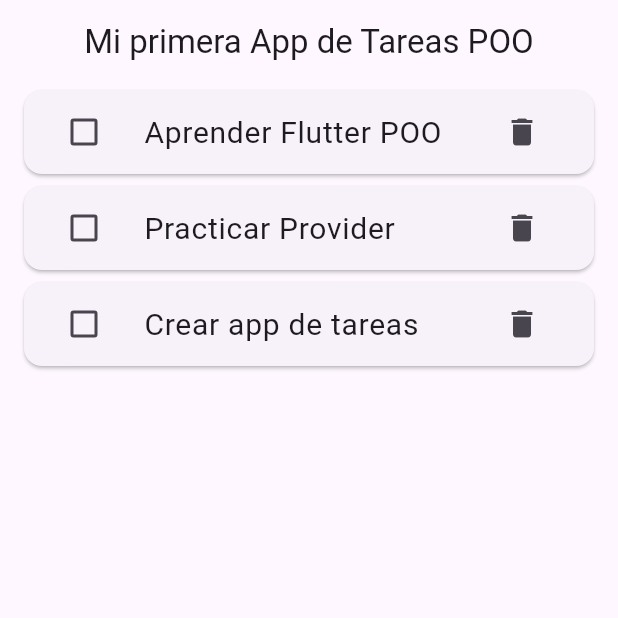
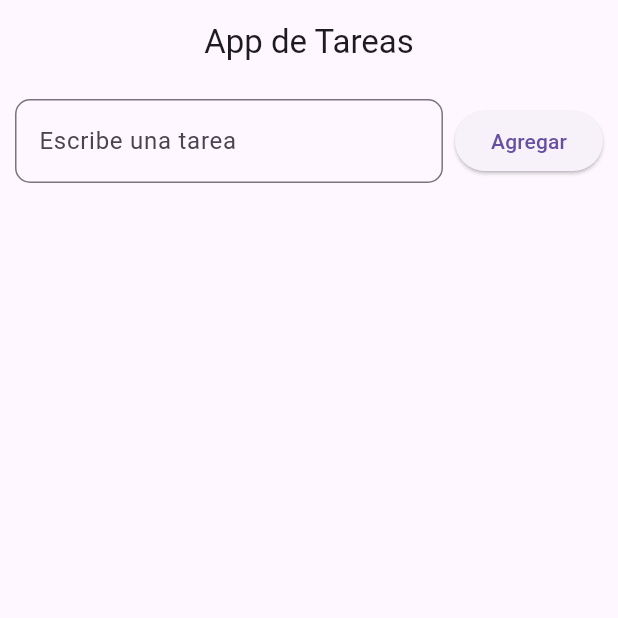
Before and after one commit to bycris13/todo_app, a Flutter app: the screen it shows after launch, on a phone screen of 412 x 824 dp, the top half of it. Run offline on Flutter 3.47's test engine with Material 3 defaults, Android fonts, the phone set to English and light mode, and no system bars.

Commit message:
:art: Caja de texto y boton de agregar tarea

```diff
--- a/lib/screen/task_list_screen.dart
+++ b/lib/screen/task_list_screen.dart
@@ -9,26 +9,62 @@ class TaskListScreen extends StatefulWidget {
 }
 
 class _TaskListScreenState extends State<TaskListScreen> {
-  final List<Task> tasks = [
-    Task(title: 'Aprender Flutter POO', completed: false),
-    Task(title: 'Practicar Provider', completed: false),
-    Task(title: 'Crear app de tareas', completed: false),
-  ];
+  final List<Task> tasks = [];
+
+  final TextEditingController _controller = TextEditingController();
 
   @override
   Widget build(BuildContext context) {
     return Scaffold(
         appBar: AppBar(
-          title: const Text('Mi primera App de Tareas POO'),
+          title: const Text('App de Tareas'),
           centerTitle: true,
         ),
-        body: ListView.builder(
+        body: Column(
+          children: [
+            Padding(
+              padding: const EdgeInsets.all(10),
+              child: Row(
+                children: [
+                  Expanded(
+                    child: TextField(
+                      controller: _controller,
+                      decoration: const InputDecoration(
+                        labelText: 'Escribe una tarea',
+                        border: OutlineInputBorder(
+                          borderRadius: BorderRadius.all(
+                            Radius.circular(10),
+                          ),
+                        ),
+                      ),
+                    ),
+                  ),
+                  const SizedBox(width: 8),
+                  ElevatedButton(
+                      onPressed: () {
+                        final String text = _controller.text.trim();
+                        if (text.isNotEmpty) {
+                          setState(() {
+                            tasks.add(Task(title: text, completed: false));
+                            _controller.clear();
+                          });
+                        }
+                      },
+                      child: const Text('Agregar')),
+                ],
+              ),
+            ),
+            const SizedBox(
+              height: 30,
+            ),
+            Expanded(
+              child: ListView.builder(
                 itemCount: tasks.length,
                 itemBuilder: (context, index) {
                   final task = tasks[index];
                   return Card(
-              margin:
-                  const EdgeInsets.symmetric(horizontal: 16.0, vertical: 4.0),
+                    margin: const EdgeInsets.symmetric(
+                        horizontal: 16.0, vertical: 9.0),
                     child: ListTile(
                       leading: Checkbox(
                           activeColor: Colors.green,
@@ -49,10 +85,21 @@ class _TaskListScreenState extends State<TaskListScreen> {
                                 : TextDecoration.none),
                       ),
                       trailing: IconButton(
-                    onPressed: () {}, icon: const Icon(Icons.delete)),
+                          onPressed: () {
+                            setState(() {
+                              tasks.removeAt(index);
+                            });
+                          },
+                          icon: const Icon(
+                            Icons.delete,
+                            color: Colors.red,
+                          )),
                     ),
                   );
                 },
+              ),
+            ),
+          ],
         ));
   }
 }
```
Lines whose indentation alone changed are shown as unchanged.
